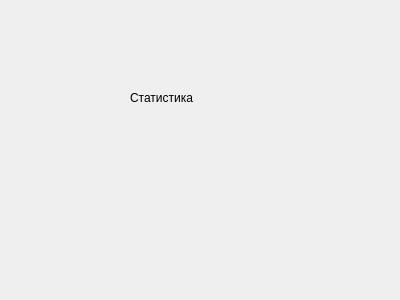
Before: the Qt Designer form AraSteamManager/subform/formstatistics.ui in Arankir/AraSteamManager, drawn with Qt 5.
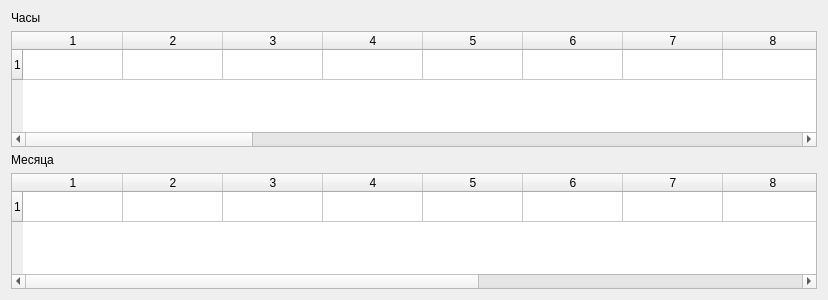
After: the same form once the commit is applied.

Diff of the .ui file:
```diff
--- a/AraSteamManager/subform/formstatistics.ui
+++ b/AraSteamManager/subform/formstatistics.ui
@@ -6,26 +6,87 @@
    <rect>
     <x>0</x>
     <y>0</y>
-    <width>400</width>
+    <width>828</width>
     <height>300</height>
    </rect>
   </property>
   <property name="windowTitle">
    <string>Form</string>
   </property>
-  <widget class="QLabel" name="label">
-   <property name="geometry">
-    <rect>
-     <x>130</x>
-     <y>90</y>
-     <width>141</width>
-     <height>16</height>
-    </rect>
-   </property>
-   <property name="text">
-    <string>Статистика</string>
-   </property>
-  </widget>
+  <layout class="QVBoxLayout" name="verticalLayout">
+   <item>
+    <widget class="QLabel" name="label">
+     <property name="text">
+      <string>Часы</string>
+     </property>
+    </widget>
+   </item>
+   <item>
+    <widget class="QTableWidget" name="tableWidget">
+     <property name="rowCount">
+      <number>1</number>
+     </property>
+     <property name="columnCount">
+      <number>24</number>
+     </property>
+     <row/>
+     <column/>
+     <column/>
+     <column/>
+     <column/>
+     <column/>
+     <column/>
+     <column/>
+     <column/>
+     <column/>
+     <column/>
+     <column/>
+     <column/>
+     <column/>
+     <column/>
+     <column/>
+     <column/>
+     <column/>
+     <column/>
+     <column/>
+     <column/>
+     <column/>
+     <column/>
+     <column/>
+     <column/>
+    </widget>
+   </item>
+   <item>
+    <widget class="QLabel" name="label_2">
+     <property name="text">
+      <string>Месяца</string>
+     </property>
+    </widget>
+   </item>
+   <item>
+    <widget class="QTableWidget" name="tableWidget_2">
+     <property name="rowCount">
+      <number>1</number>
+     </property>
+     <property name="columnCount">
+      <number>12</number>
+     </property>
+     <row/>
+     <column/>
+     <column/>
+     <column/>
+     <column/>
+     <column/>
+     <column/>
+     <column/>
+     <column/>
+     <column/>
+     <column/>
+     <column/>
+     <column/>
+    </widget>
+   </item>
+  </layout>
  </widget>
  <resources/>
  <connections/>
```
